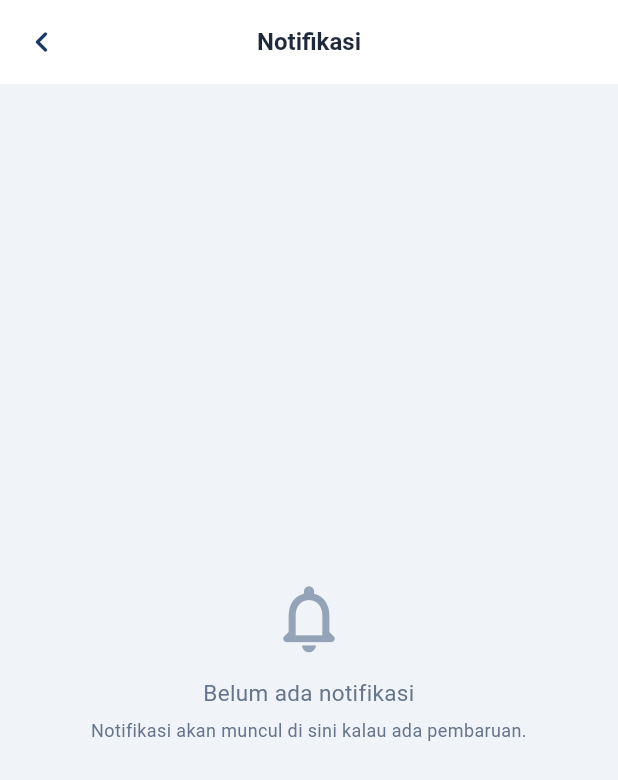
After one commit to calvinkurniawann/TBCheck-AI, a Flutter app: the HomeScreen screen opened directly, after a tap on the "notifications" icon, on a phone screen of 412 x 824 dp. The commit adds this screen. Shown: the top 780 px of the screen. Run offline on Flutter 3.47's test engine with Material 3 defaults, Android fonts, the phone set to English and light mode, and no system bars; our stand-ins replace shared_preferences; accounts and stored records are empty; network calls fail; Roboto replaces fonts that are missing (Poppins).

Commit message:
feature : notif

```diff
--- a/lib/screens/home/home_screen.dart
+++ b/lib/screens/home/home_screen.dart
@@ -6,6 +6,7 @@ import '../../core/services/auth_service.dart';
 import '../../models/screening_history.dart';
 import '../history/history_detail_screen.dart';
 import '../history/history_screen.dart';
+import '../notifications/notifications_screen.dart';
 
 class HomeScreen extends StatefulWidget {
   final VoidCallback onStartScreening;
@@ -165,7 +166,13 @@ class _HomeScreenState extends State<HomeScreen>
                           ),
                         ],
                       ),
-                      Container(
+	                      GestureDetector(
+	                        onTap: () {
+	                          Navigator.of(context).push(
+	                            MaterialPageRoute(builder: (_) => const NotificationsScreen()),
+	                          );
+	                        },
+	                        child: Container(
 	                          padding: const EdgeInsets.all(10),
 	                          decoration: BoxDecoration(
 	                            color: AppColors.white.withValues(alpha: 0.1),
@@ -191,6 +198,7 @@ class _HomeScreenState extends State<HomeScreen>
 	                                ),
 	                              ),
 	                            ],
+	                          ),
 	                        ),
 	                      ),
                     ],
--- /dev/null
+++ b/lib/screens/notifications/notifications_screen.dart
@@ -0,0 +1,58 @@
+import 'package:flutter/material.dart';
+import '../../core/constants/app_colors.dart';
+import '../../core/constants/app_text_styles.dart';
+
+class NotificationsScreen extends StatelessWidget {
+  const NotificationsScreen({super.key});
+
+  @override
+  Widget build(BuildContext context) {
+    return Scaffold(
+      backgroundColor: AppColors.bgLightGray,
+      appBar: AppBar(
+        centerTitle: true,
+        backgroundColor: AppColors.white,
+        foregroundColor: AppColors.textDark,
+        elevation: 0,
+        scrolledUnderElevation: 0,
+        leading: IconButton(
+          onPressed: () => Navigator.of(context).maybePop(),
+          icon: const Icon(Icons.chevron_left_rounded, size: 28),
+          tooltip: 'Kembali',
+        ),
+        title: const Text(
+          'Notifikasi',
+          style: TextStyle(
+            fontFamily: 'Poppins',
+            fontSize: 16,
+            fontWeight: FontWeight.w700,
+            color: AppColors.textDark,
+          ),
+        ),
+      ),
+      body: Center(
+        child: Padding(
+          padding: const EdgeInsets.all(24),
+          child: Column(
+            mainAxisSize: MainAxisSize.min,
+            children: [
+              Icon(Icons.notifications_none_rounded, size: 54, color: AppColors.iconGray),
+              const SizedBox(height: 12),
+              Text(
+                'Belum ada notifikasi',
+                style: AppTextStyles.bodyRegular.copyWith(fontSize: 15),
+                textAlign: TextAlign.center,
+              ),
+              const SizedBox(height: 4),
+              Text(
+                'Notifikasi akan muncul di sini kalau ada pembaruan.',
+                style: AppTextStyles.caption,
+                textAlign: TextAlign.center,
+              ),
+            ],
+          ),
+        ),
+      ),
+    );
+  }
+}
```
Lines whose indentation alone changed are shown as unchanged.
